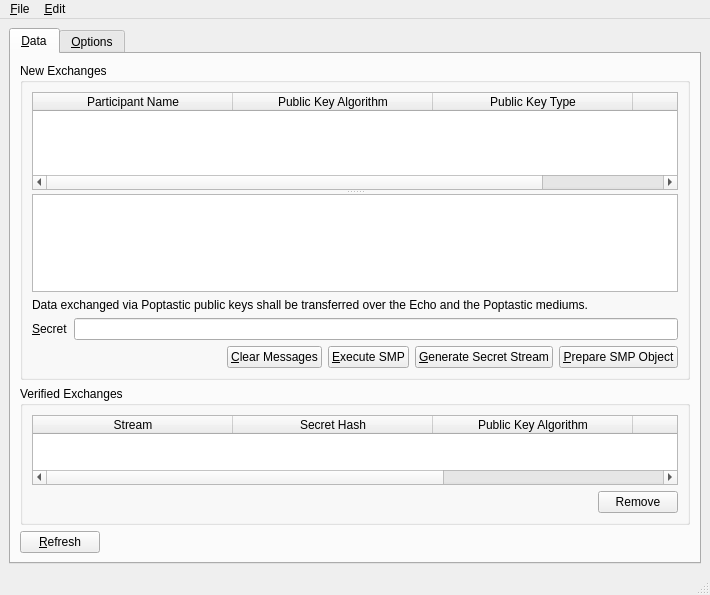
textbrowser/spot-on, file branches/trunk/UI/spot-on-smpwindow.ui: the form before one commit.
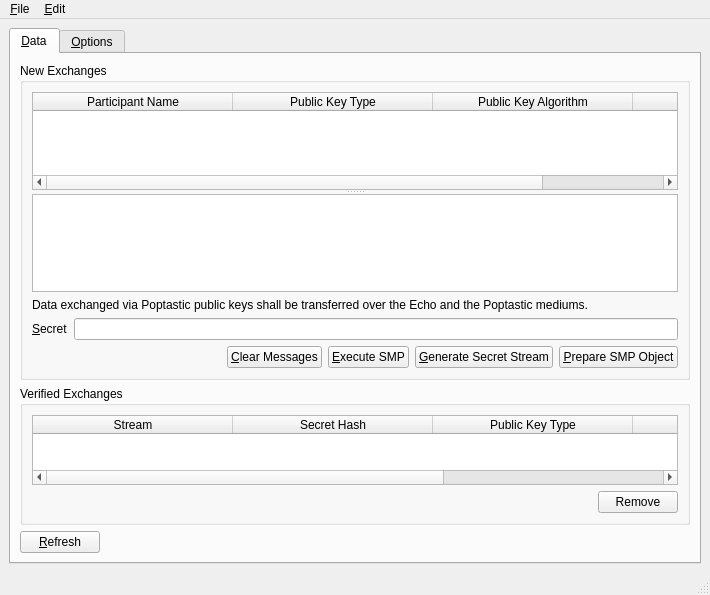
The form after the commit. Icons and pictures are not drawn.

```diff
--- a/branches/trunk/UI/spot-on-smpwindow.ui
+++ b/branches/trunk/UI/spot-on-smpwindow.ui
@@ -66,12 +66,12 @@
               </column>
               <column>
                <property name="text">
-                <string>Public Key Algorithm</string>
+                <string>Public Key Type</string>
                </property>
               </column>
               <column>
                <property name="text">
-                <string>Public Key Type</string>
+                <string>Public Key Algorithm</string>
                </property>
               </column>
               <column>
@@ -207,7 +207,7 @@
                </column>
                <column>
                 <property name="text">
-                 <string>Public Key Algorithm</string>
+                 <string>Public Key Type</string>
                 </property>
                </column>
                <column>
```
